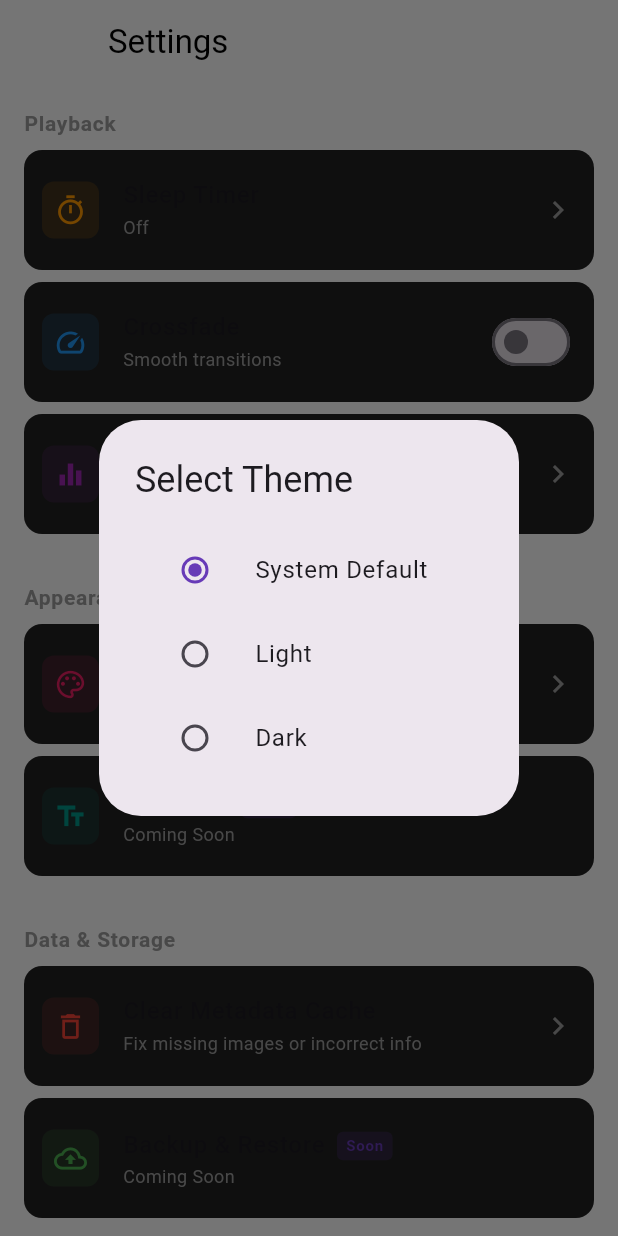
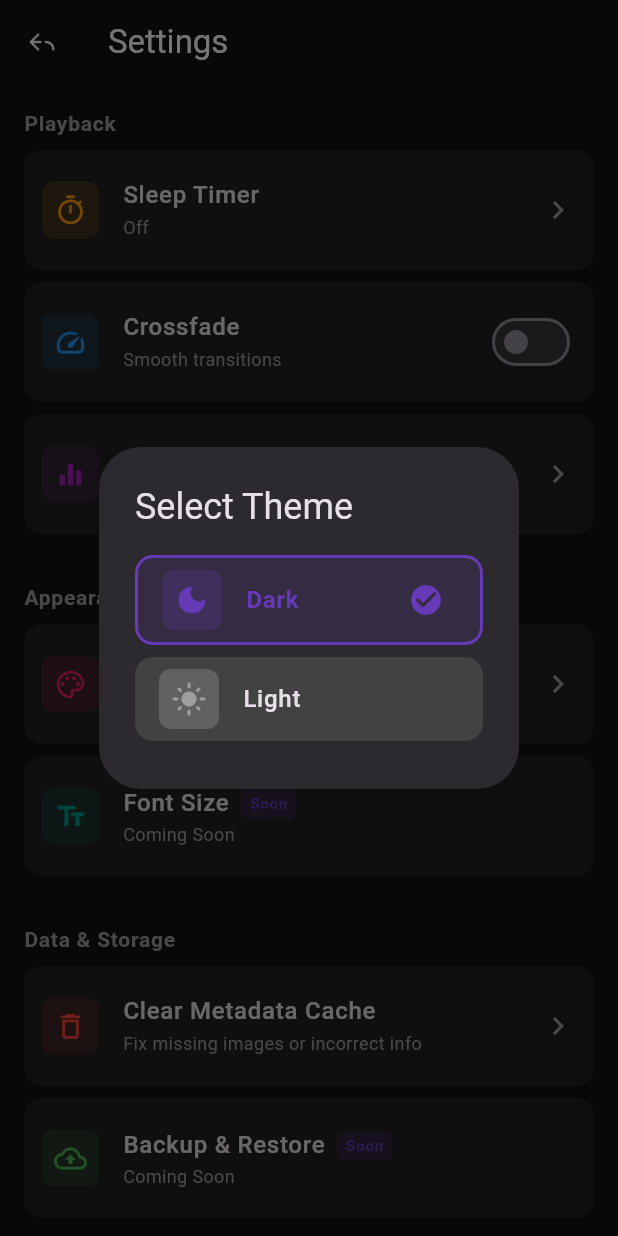
Before and after one commit to imdadur765/Audio-X, a Flutter app: the SettingsPage screen opened by its route, after a tap on "Theme", on a phone screen of 412 x 824 dp. Run offline on Flutter 3.47's test engine with Material 3 defaults, Android fonts, the phone set to English and light mode, and no system bars; our stand-ins replace cloud_firestore, connectivity_plus, file_picker, firebase_auth, firebase_core, go_router and 8 more; accounts and stored records are empty.

Commit message:
theme mode completed

```diff
--- a/lib/presentation/controllers/theme_controller.dart
+++ b/lib/presentation/controllers/theme_controller.dart
@@ -2,7 +2,7 @@ import 'package:flutter/material.dart';
 import 'package:hive/hive.dart';
 
 class ThemeController extends ChangeNotifier {
-  ThemeMode _themeMode = ThemeMode.system;
+  ThemeMode _themeMode = ThemeMode.dark; // Default to Dark Mode
 
   /// If true, use pure black for dark mode backgrounds (OLED save)
   bool _isOledMode = false;
@@ -16,7 +16,7 @@ class ThemeController extends ChangeNotifier {
 
   Future<void> _loadSettings() async {
     final box = await Hive.openBox('settings');
-    final modeString = box.get('themeMode', defaultValue: 'system');
+    final modeString = box.get('themeMode', defaultValue: 'dark'); // Default to dark
     _isOledMode = box.get('isOledMode', defaultValue: false);
 
     switch (modeString) {
@@ -24,10 +24,8 @@ class ThemeController extends ChangeNotifier {
         _themeMode = ThemeMode.light;
         break;
       case 'dark':
+      default: // Fallback to dark for any unknown value
         _themeMode = ThemeMode.dark;
-        break;
-      default:
-        _themeMode = ThemeMode.system;
     }
     notifyListeners();
   }
@@ -41,11 +39,8 @@ class ThemeController extends ChangeNotifier {
         modeString = 'light';
         break;
       case ThemeMode.dark:
+      default: // Save as dark for any mode including system
         modeString = 'dark';
-        break;
-      case ThemeMode.system:
-        modeString = 'system';
-        break;
     }
     await box.put('themeMode', modeString);
     notifyListeners();
--- a/lib/presentation/pages/most_played_page.dart
+++ b/lib/presentation/pages/most_played_page.dart
@@ -336,7 +336,7 @@ class _MostPlayedPageState extends State<MostPlayedPage> {
                   'assets/images/favorite.png',
                   width: 24,
                   height: 24,
-                  color: song.isFavorite ? Colors.red : Colors.white38,
+                  color: song.isFavorite ? Colors.red : Theme.of(context).colorScheme.onSurface.withValues(alpha: 0.38),
                 ),
                 onPressed: () => audioController.toggleFavorite(song),
               ),
--- a/lib/presentation/pages/settings_page.dart
+++ b/lib/presentation/pages/settings_page.dart
@@ -61,16 +61,6 @@ class SettingsPage extends StatelessWidget {
             subtitle: _getThemeName(context.watch<ThemeController>().themeMode),
             onTap: () => _showThemeDialog(context),
           ),
-          if (context.watch<ThemeController>().themeMode == ThemeMode.dark)
-            _buildSwitchTile(
-              context,
-              icon: Icons.brightness_2_outlined,
-              iconColor: Colors.grey,
-              title: 'OLED Mode',
-              subtitle: 'Pure black background',
-              value: context.watch<ThemeController>().isOledMode,
-              onChanged: (val) => context.read<ThemeController>().toggleOledMode(val),
-            ),
           _buildSettingsTile(
             icon: Icons.text_fields,
             iconColor: Colors.teal,
@@ -252,11 +242,10 @@ class SettingsPage extends StatelessWidget {
 
   String _getThemeName(ThemeMode mode) {
     switch (mode) {
-      case ThemeMode.system:
-        return 'System Default';
       case ThemeMode.light:
         return 'Light';
       case ThemeMode.dark:
+      default:
         return 'Dark';
     }
   }
@@ -270,9 +259,8 @@ class SettingsPage extends StatelessWidget {
           content: Column(
             mainAxisSize: MainAxisSize.min,
             children: [
-              _buildThemeOption(context, 'System Default', ThemeMode.system),
-              _buildThemeOption(context, 'Light', ThemeMode.light),
-              _buildThemeOption(context, 'Dark', ThemeMode.dark),
+              _buildThemeOption(context, 'Dark', ThemeMode.dark, Icons.dark_mode),
+              _buildThemeOption(context, 'Light', ThemeMode.light, Icons.light_mode),
             ],
           ),
         );
@@ -280,27 +268,39 @@ class SettingsPage extends StatelessWidget {
     );
   }
 
-  Widget _buildThemeOption(BuildContext context, String title, ThemeMode mode) {
+  Widget _buildThemeOption(BuildContext context, String title, ThemeMode mode, IconData icon) {
     final currentMode = context.read<ThemeController>().themeMode;
     final isSelected = currentMode == mode;
 
-    return ListTile(
-      title: Text(title),
-      leading: Radio<ThemeMode>(
-        value: mode,
-        groupValue: currentMode,
-        onChanged: (val) {
-          if (val != null) {
-            context.read<ThemeController>().setThemeMode(val);
-            Navigator.pop(context);
-          }
+    return Container(
+      margin: const EdgeInsets.only(bottom: 8),
+      decoration: BoxDecoration(
+        color: isSelected ? Colors.deepPurple.withValues(alpha: 0.15) : Colors.grey.shade800,
+        borderRadius: BorderRadius.circular(12),
+        border: isSelected ? Border.all(color: Colors.deepPurple, width: 2) : null,
+      ),
+      child: ListTile(
+        leading: Container(
+          padding: const EdgeInsets.all(8),
+          decoration: BoxDecoration(
+            color: isSelected ? Colors.deepPurple.withValues(alpha: 0.2) : Colors.grey.shade700,
+            borderRadius: BorderRadius.circular(8),
+          ),
+          child: Icon(icon, color: isSelected ? Colors.deepPurple : Colors.grey),
+        ),
+        title: Text(
+          title,
+          style: TextStyle(
+            fontWeight: isSelected ? FontWeight.bold : FontWeight.w500,
+            color: isSelected ? Colors.deepPurple : null,
+          ),
+        ),
+        trailing: isSelected ? const Icon(Icons.check_circle, color: Colors.deepPurple) : null,
+        onTap: () {
+          context.read<ThemeController>().setThemeMode(mode);
+          Navigator.pop(context);
         },
-        activeColor: Colors.deepPurple,
       ),
-      onTap: () {
-        context.read<ThemeController>().setThemeMode(mode);
-        Navigator.pop(context);
-      },
     );
   }
 
```
Also changed, not shown: lib/presentation/pages/artists_list_page.dart (+22 -5 lines), lib/presentation/pages/playlist_details_page.dart (+8 -5 lines), lib/presentation/pages/playlist_page.dart (+25 -13 lines), lib/presentation/pages/recently_added_page.dart (+5 -2 lines).
